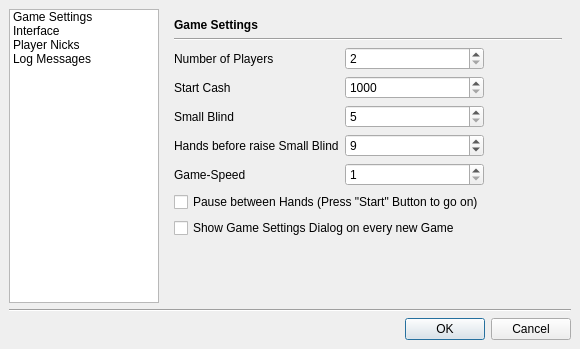
pokerth/pokerth, file src/gui/qt/settingsdialog.ui: the form before one commit.
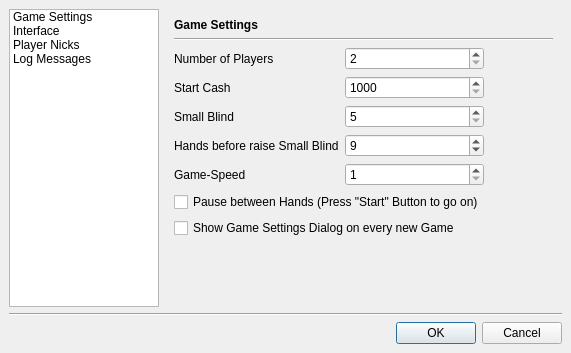
The form after the commit. Icons and pictures are not drawn.

Patch:
```diff
--- a/src/gui/qt/settingsdialog.ui
+++ b/src/gui/qt/settingsdialog.ui
@@ -5,8 +5,8 @@
    <rect>
     <x>0</x>
     <y>0</y>
-    <width>580</width>
-    <height>349</height>
+    <width>571</width>
+    <height>353</height>
    </rect>
   </property>
   <property name="windowTitle" >
```
Left out of the diff: 68 changed lines with no effect on the pictures.
